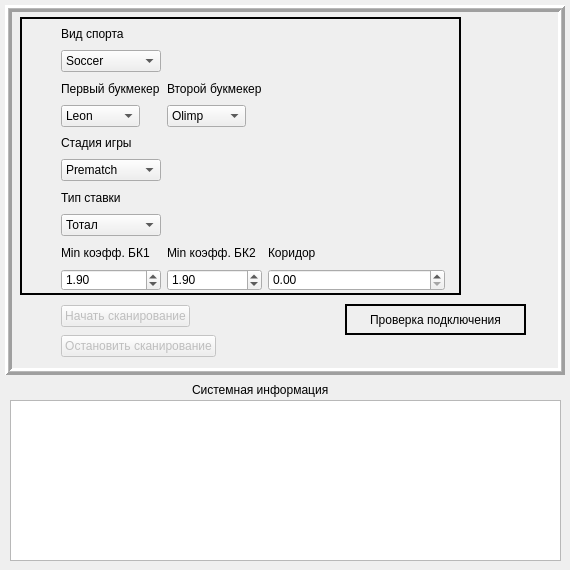
Above: Client UI/forms/client_app_template.ui from HiddenJang/Xperiment2 before the change. Below: the same form after it.
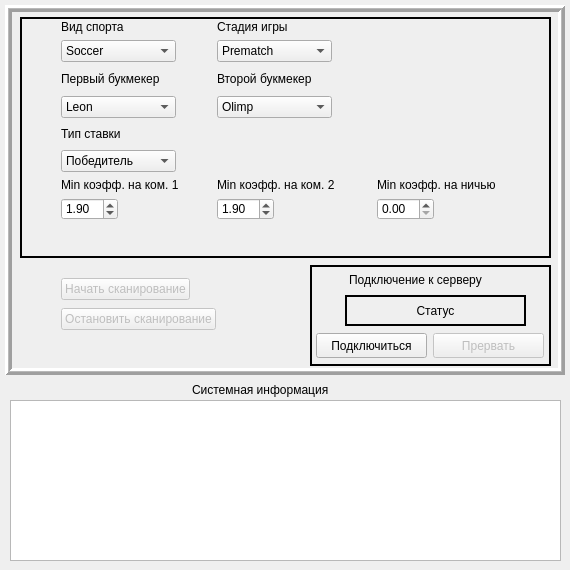
That is the form after the change.

Commit message: continue gui development

What changed in the file:
```diff
--- a/Client UI/forms/client_app_template.ui
+++ b/Client UI/forms/client_app_template.ui
@@ -63,8 +63,8 @@
      <rect>
       <x>15</x>
       <y>12</y>
-      <width>441</width>
-      <height>278</height>
+      <width>531</width>
+      <height>241</height>
      </rect>
     </property>
     <property name="frameShape">
@@ -81,12 +81,59 @@
     <property name="geometry">
      <rect>
       <x>31</x>
-      <y>18</y>
-      <width>409</width>
-      <height>268</height>
+      <y>15</y>
+      <width>495</width>
+      <height>231</height>
      </rect>
     </property>
     <layout class="QGridLayout" name="gridLayout">
+     <item row="0" column="2">
+      <widget class="QLabel" name="label_gameStatus">
+       <property name="text">
+        <string>Стадия игры</string>
+       </property>
+      </widget>
+     </item>
+     <item row="5" column="1">
+      <widget class="QComboBox" name="comboBox_marketType">
+       <property name="sizePolicy">
+        <sizepolicy hsizetype="Fixed" vsizetype="Minimum">
+         <horstretch>0</horstretch>
+         <verstretch>0</verstretch>
+        </sizepolicy>
+       </property>
+       <property name="minimumSize">
+        <size>
+         <width>115</width>
+         <height>0</height>
+        </size>
+       </property>
+       <property name="maximumSize">
+        <size>
+         <width>115</width>
+         <height>16777215</height>
+        </size>
+       </property>
+       <property name="sizeAdjustPolicy">
+        <enum>QComboBox::AdjustToContents</enum>
+       </property>
+       <item>
+        <property name="text">
+         <string>Победитель</string>
+        </property>
+       </item>
+       <item>
+        <property name="text">
+         <string>Тотал</string>
+        </property>
+       </item>
+       <item>
+        <property name="text">
+         <string>Фора</string>
+        </property>
+       </item>
+      </widget>
+     </item>
      <item row="3" column="2">
       <widget class="QComboBox" name="comboBox_secondBkmkr">
        <property name="sizePolicy">
@@ -95,6 +142,18 @@
          <verstretch>0</verstretch>
         </sizepolicy>
        </property>
+       <property name="minimumSize">
+        <size>
+         <width>115</width>
+         <height>0</height>
+        </size>
+       </property>
+       <property name="maximumSize">
+        <size>
+         <width>115</width>
+         <height>16777215</height>
+        </size>
+       </property>
        <item>
         <property name="text">
          <string>Olimp</string>
@@ -112,6 +171,119 @@
        </item>
       </widget>
      </item>
+     <item row="1" column="1">
+      <widget class="QComboBox" name="comboBox_sportType">
+       <property name="minimumSize">
+        <size>
+         <width>115</width>
+         <height>0</height>
+        </size>
+       </property>
+       <property name="maximumSize">
+        <size>
+         <width>115</width>
+         <height>16777215</height>
+        </size>
+       </property>
+       <item>
+        <property name="text">
+         <string>Soccer</string>
+        </property>
+       </item>
+       <item>
+        <property name="text">
+         <string>Basketball</string>
+        </property>
+       </item>
+       <item>
+        <property name="text">
+         <string>Icehockey</string>
+        </property>
+       </item>
+      </widget>
+     </item>
+     <item row="7" column="3">
+      <widget class="QDoubleSpinBox" name="doubleSpinBox_corridor">
+       <property name="sizePolicy">
+        <sizepolicy hsizetype="Fixed" vsizetype="Fixed">
+         <horstretch>0</horstretch>
+         <verstretch>0</verstretch>
+        </sizepolicy>
+       </property>
+       <property name="singleStep">
+        <double>0.100000000000000</double>
+       </property>
+      </widget>
+     </item>
+     <item row="6" column="3">
+      <widget class="QLabel" name="label_corridor">
+       <property name="sizePolicy">
+        <sizepolicy hsizetype="Fixed" vsizetype="Preferred">
+         <horstretch>0</horstretch>
+         <verstretch>0</verstretch>
+        </sizepolicy>
+       </property>
+       <property name="minimumSize">
+        <size>
+         <width>150</width>
+         <height>0</height>
+        </size>
+       </property>
+       <property name="maximumSize">
+        <size>
+         <width>150</width>
+         <height>16777215</height>
+        </size>
+       </property>
+       <property name="text">
+        <string>Min коэфф. на ничью</string>
+       </property>
+      </widget>
+     </item>
+     <item row="6" column="2">
+      <widget class="QLabel" name="label_minKsecondBkmkr">
+       <property name="sizePolicy">
+        <sizepolicy hsizetype="Fixed" vsizetype="Preferred">
+         <horstretch>0</horstretch>
+         <verstretch>0</verstretch>
+        </sizepolicy>
+       </property>
+       <property name="minimumSize">
+        <size>
+         <width>150</width>
+         <height>0</height>
+        </size>
+       </property>
+       <property name="maximumSize">
+        <size>
+         <width>150</width>
+         <height>16777215</height>
+        </size>
+       </property>
+       <property name="text">
+        <string>Min коэфф. на ком. 2</string>
+       </property>
+      </widget>
+     </item>
+     <item row="7" column="1">
+      <widget class="QDoubleSpinBox" name="doubleSpinBox_minKfirstBkmkr">
+       <property name="sizePolicy">
+        <sizepolicy hsizetype="Fixed" vsizetype="Fixed">
+         <horstretch>0</horstretch>
+         <verstretch>0</verstretch>
+        </sizepolicy>
+       </property>
+       <property name="decimals">
+        <number>2</number>
+       </property>
+       <property name="singleStep">
+        <double>0.100000000000000</double>
+       </property>
+       <property name="value">
+        <double>1.900000000000000</double>
+       </property>
+      </widget>
+     </item>
      <item row="0" column="1">
       <widget class="QLabel" name="label_sportType">
        <property name="text">
@@ -119,31 +291,14 @@
        </property>
       </widget>
      </item>
-     <item row="3" column="0">
-      <spacer name="horizontalSpacer">
-       <property name="orientation">
-        <enum>Qt::Horizontal</enum>
-       </property>
-       <property name="sizeType">
-        <enum>QSizePolicy::Fixed</enum>
-       </property>
-       <property name="sizeHint" stdset="0">
-        <size>
-         <width>25</width>
-         <height>22</height>
-        </size>
-       </property>
-      </spacer>
-     </item>
-     <item row="2" column="1">
-      <widget class="QLabel" name="label_firstBkmkr">
-       <property name="text">
-        <string>Первый букмекер</string>
-       </property>
-      </widget>
-     </item>
-     <item row="9" column="2">
+     <item row="7" column="2">
       <widget class="QDoubleSpinBox" name="doubleSpinBox_minKsecondBkmkr">
+       <property name="sizePolicy">
+        <sizepolicy hsizetype="Fixed" vsizetype="Fixed">
+         <horstretch>0</horstretch>
+         <verstretch>0</verstretch>
+        </sizepolicy>
+       </property>
        <property name="singleStep">
         <double>0.100000000000000</double>
        </property>
@@ -155,7 +310,14 @@
        </property>
       </widget>
      </item>
-     <item row="3" column="3">
+     <item row="2" column="2">
+      <widget class="QLabel" name="label_secondBkmkr">
+       <property name="text">
+        <string>Второй букмекер</string>
+       </property>
+      </widget>
+     </item>
+     <item row="2" column="3">
       <spacer name="horizontalSpacer_2">
        <property name="orientation">
         <enum>Qt::Horizontal</enum>
@@ -169,33 +331,50 @@
       </spacer>
      </item>
      <item row="6" column="1">
-      <widget class="QLabel" name="label_marketType">
+      <widget class="QLabel" name="label_minKfirstBkmkr">
+       <property name="sizePolicy">
+        <sizepolicy hsizetype="Fixed" vsizetype="Preferred">
+         <horstretch>0</horstretch>
+         <verstretch>0</verstretch>
+        </sizepolicy>
+       </property>
+       <property name="minimumSize">
+        <size>
+         <width>150</width>
+         <height>0</height>
+        </size>
+       </property>
+       <property name="maximumSize">
+        <size>
+         <width>150</width>
+         <height>16777215</height>
+        </size>
+       </property>
        <property name="text">
-        <string>Тип ставки</string>
+        <string>Min коэфф. на ком. 1</string>
        </property>
       </widget>
      </item>
-     <item row="1" column="1">
-      <widget class="QComboBox" name="comboBox_sportType">
-       <item>
-        <property name="text">
-         <string>Soccer</string>
-        </property>
-       </item>
-       <item>
-        <property name="text">
-         <string>Basketball</string>
-        </property>
-       </item>
-       <item>
-        <property name="text">
-         <string>Icehockey</string>
-        </property>
-       </item>
-      </widget>
-     </item>
-     <item row="5" column="1">
+     <item row="1" column="2">
       <widget class="QComboBox" name="comboBox_gameStatus">
+       <property name="sizePolicy">
+        <sizepolicy hsizetype="Fixed" vsizetype="Fixed">
+         <horstretch>0</horstretch>
+         <verstretch>0</verstretch>
+        </sizepolicy>
+       </property>
+       <property name="minimumSize">
+        <size>
+         <width>115</width>
+         <height>0</height>
+        </size>
+       </property>
+       <property name="maximumSize">
+        <size>
+         <width>115</width>
+         <height>16777215</height>
+        </size>
+       </property>
        <item>
         <property name="text">
          <string>Prematch</string>
@@ -208,34 +387,6 @@
        </item>
       </widget>
      </item>
-     <item row="7" column="1">
-      <widget class="QComboBox" name="comboBox_marketType">
-       <property name="sizePolicy">
-        <sizepolicy hsizetype="Minimum" vsizetype="Minimum">
-         <horstretch>0</horstretch>
-         <verstretch>0</verstretch>
-        </sizepolicy>
-       </property>
-       <property name="sizeAdjustPolicy">
-        <enum>QComboBox::AdjustToContents</enum>
-       </property>
-       <item>
-        <property name="text">
-         <string>Тотал</string>
-        </property>
-       </item>
-       <item>
-        <property name="text">
-         <string>Победитель</string>
-        </property>
-       </item>
-       <item>
-        <property name="text">
-         <string>Фора</string>
-        </property>
-       </item>
-      </widget>
-     </item>
      <item row="3" column="1">
       <widget class="QComboBox" name="comboBox_firstBkmkr">
        <property name="sizePolicy">
@@ -246,10 +397,16 @@
        </property>
        <property name="minimumSize">
         <size>
-         <width>0</width>
+         <width>115</width>
          <height>0</height>
         </size>
        </property>
+       <property name="maximumSize">
+        <size>
+         <width>115</width>
+         <height>16777215</height>
+        </size>
+       </property>
        <item>
         <property name="text">
          <string>Leon</string>
@@ -267,60 +424,64 @@
        </item>
       </widget>
      </item>
-     <item row="8" column="2">
-      <widget class="QLabel" name="label_minKsecondBkmkr">
-       <property name="text">
-        <string>Min коэфф. БК2</string>
+     <item row="4" column="2">
+      <spacer name="horizontalSpacer_5">
+       <property name="orientation">
+        <enum>Qt::Horizontal</enum>
        </property>
-      </widget>
-     </item>
-     <item row="8" column="1">
-      <widget class="QLabel" name="label_minKfirstBkmkr">
-       <property name="text">
-        <string>Min коэфф. БК1</string>
+       <property name="sizeType">
+        <enum>QSizePolicy::Expanding</enum>
        </property>
-      </widget>
+       <property name="sizeHint" stdset="0">
+        <size>
+         <width>40</width>
+         <height>20</height>
+        </size>
+       </property>
+      </spacer>
      </item>
-     <item row="2" column="2">
-      <widget class="QLabel" name="label_secondBkmkr">
+     <item row="2" column="1">
+      <widget class="QLabel" name="label_firstBkmkr">
        <property name="text">
-        <string>Второй букмекер</string>
+        <string>Первый букмекер</string>
        </property>
       </widget>
      </item>
      <item row="4" column="1">
-      <widget class="QLabel" name="label_gameStatus">
+      <widget class="QLabel" name="label_marketType">
        <property name="text">
-        <string>Стадия игры</string>
+        <string>Тип ставки</string>
        </property>
       </widget>
      </item>
-     <item row="9" column="1">
-      <widget class="QDoubleSpinBox" name="doubleSpinBox_minKfirstBkmkr">
-       <property name="decimals">
-        <number>2</number>
+     <item row="8" column="2">
+      <spacer name="verticalSpacer">
+       <property name="orientation">
+        <enum>Qt::Vertical</enum>
        </property>
-       <property name="singleStep">
-        <double>0.100000000000000</double>
+       <property name="sizeHint" stdset="0">
+        <size>
+         <width>20</width>
+         <height>40</height>
+        </size>
        </property>
-       <property name="value">
-        <double>1.900000000000000</double>
-       </property>
-      </widget>
+      </spacer>
      </item>
-     <item row="8" column="3">
-      <widget class="QLabel" name="label_corridor">
-       <property name="text">
-        <string>Коридор</string>
+     <item row="2" column="0">
+      <spacer name="horizontalSpacer">
+       <property name="orientation">
+        <enum>Qt::Horizontal</enum>
        </property>
-      </widget>
-     </item>
-     <item row="9" column="3">
-      <widget class="QDoubleSpinBox" name="doubleSpinBox_corridor">
-       <property name="singleStep">
-        <double>0.100000000000000</double>
+       <property name="sizeType">
+        <enum>QSizePolicy::Fixed</enum>
        </property>
-      </widget>
+       <property name="sizeHint" stdset="0">
+        <size>
+         <width>25</width>
+         <height>22</height>
+        </size>
+       </property>
+      </spacer>
      </item>
     </layout>
    </widget>
@@ -328,7 +489,7 @@
     <property name="geometry">
      <rect>
       <x>31</x>
-      <y>297</y>
+      <y>270</y>
       <width>273</width>
       <height>58</height>
      </rect>
@@ -422,7 +583,7 @@
     <property name="geometry">
      <rect>
       <x>340</x>
-      <y>299</y>
+      <y>290</y>
       <width>181</width>
       <height>31</height>
      </rect>
@@ -437,12 +598,79 @@
      <number>2</number>
     </property>
     <property name="text">
-     <string>Проверка подключения</string>
+     <string>Статус</string>
     </property>
     <property name="alignment">
      <set>Qt::AlignCenter</set>
     </property>
    </widget>
+   <widget class="QFrame" name="frame_3">
+    <property name="geometry">
+     <rect>
+      <x>305</x>
+      <y>260</y>
+      <width>241</width>
+      <height>101</height>
+     </rect>
+    </property>
+    <property name="frameShape">
+     <enum>QFrame::Box</enum>
+    </property>
+    <property name="frameShadow">
+     <enum>QFrame::Plain</enum>
+    </property>
+    <property name="lineWidth">
+     <number>2</number>
+    </property>
+    <widget class="QLabel" name="label_connectionToServer">
+     <property name="geometry">
+      <rect>
+       <x>39</x>
+       <y>5</y>
+       <width>172</width>
+       <height>20</height>
+      </rect>
+     </property>
+     <property name="text">
+      <string>Подключение к серверу</string>
+     </property>
+    </widget>
+    <widget class="QPushButton" name="pushButton_connect">
+     <property name="geometry">
+      <rect>
+       <x>6</x>
+       <y>68</y>
+       <width>111</width>
+       <height>25</height>
+      </rect>
+     </property>
+     <property name="text">
+      <string>Подключиться</string>
+     </property>
+    </widget>
+    <widget class="QPushButton" name="pushButton_disconnect">
+     <property name="enabled">
+      <bool>false</bool>
+     </property>
+     <property name="geometry">
+      <rect>
+       <x>123</x>
+       <y>68</y>
+       <width>111</width>
+       <height>25</height>
+      </rect>
+     </property>
+     <property name="text">
+      <string>Прервать</string>
+     </property>
+    </widget>
+   </widget>
+   <zorder>frame_3</zorder>
+   <zorder>frame_2</zorder>
+   <zorder>layoutWidget</zorder>
+   <zorder>layoutWidget</zorder>
+   <zorder>label_serverStatus</zorder>
+   <zorder>verticalSpacer_2</zorder>
   </widget>
   <widget class="QListWidget" name="listWidget_diagnostics">
    <property name="geometry">
@@ -467,17 +695,6 @@
     <string>Системная информация</string>
    </property>
   </widget>
-  <widget class="QWidget" name="horizontalLayoutWidget">
-   <property name="geometry">
-    <rect>
-     <x>140</x>
-     <y>420</y>
-     <width>160</width>
-     <height>80</height>
-    </rect>
-   </property>
-   <layout class="QHBoxLayout" name="horizontalLayout_3"/>
-  </widget>
  </widget>
  <resources/>
  <connections/>
```
The commit also changes 5 other files.
